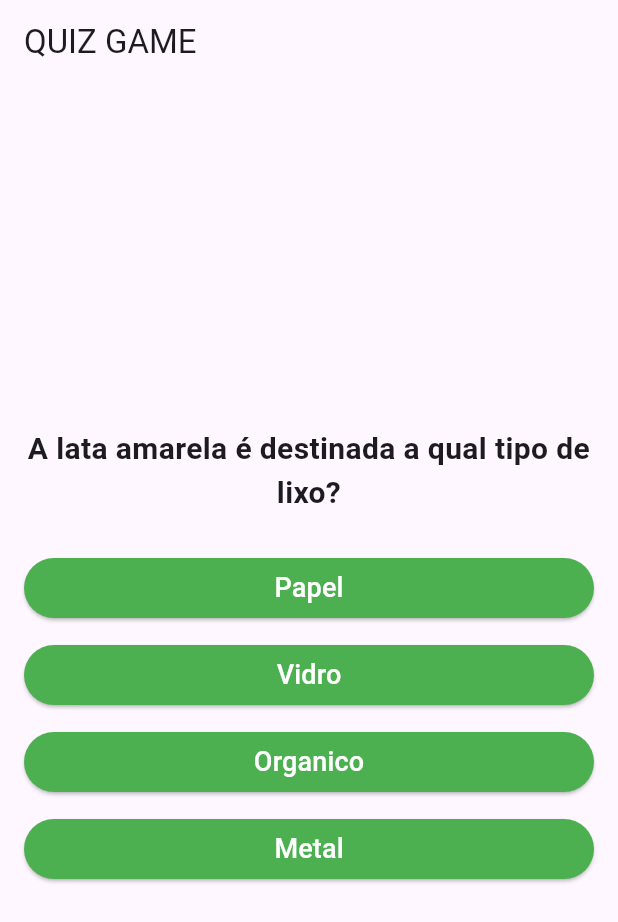
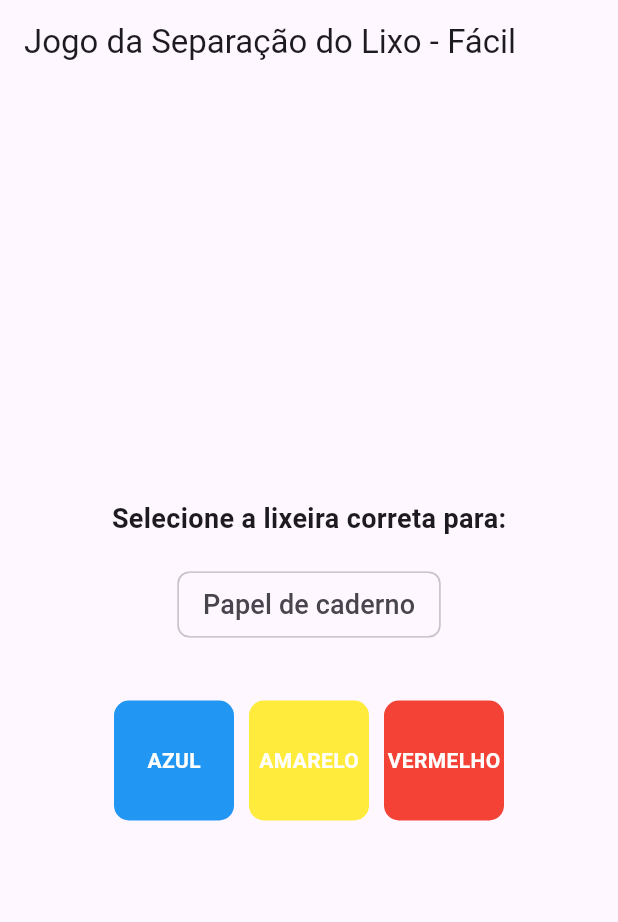
Before and after one commit to CaioSibrao18/Projeto_EcoBot, a Flutter app: the screen it shows after launch, on a phone screen of 412 x 824 dp. Shown: the top 922 px of the screen. Run offline on Flutter 3.47's test engine with Material 3 defaults, Android fonts, the phone set to English and light mode, and no system bars.

Commit message:
Criação da tela da separação de reciclagem (versão fácil)
Criação da tela da separação de reciclagem (versão fácil) com 3 lixeiras

```diff
--- a/Flutter/lib/main.dart
+++ b/Flutter/lib/main.dart
@@ -11,6 +11,7 @@
 import 'package:ecoquest/pages/games/hardtrash.dart';
 import 'package:ecoquest/pages/games/quizeasy.dart';
 import 'package:ecoquest/pages/games/quizhard.dart';
+import 'package:ecoquest/pages/games/easytrash.dart';
 
 void main() {
   runApp(MyApp());
@@ -25,7 +26,7 @@
       debugShowCheckedModeBanner: false,
       initialRoute: '/app_telalogin',
       routes: {
-        '/': (context) => QuizScreenHard(), // Página inicial
+        '/': (context) => EasyTrashSortingGame(), // Página inicial
       },
     );
   }
--- /dev/null
+++ b/Flutter/lib/pages/games/easytrash.dart
@@ -0,0 +1,139 @@
+import 'package:flutter/material.dart';
+
+class EasyTrashSortingGame extends StatefulWidget {
+  @override
+  _EasyTrashSortingGameState createState() => _EasyTrashSortingGameState();
+}
+
+class _EasyTrashSortingGameState extends State<EasyTrashSortingGame> {
+  final List<Map<String, dynamic>> trashItems = [
+    {'name': 'Papel de caderno', 'correctBin': 'azul'},
+    {'name': 'Lata de refrigerante', 'correctBin': 'amarelo'},
+    {'name': 'Embalagem de salgadinho', 'correctBin': 'vermelho'},
+    {'name': 'Revista', 'correctBin': 'azul'},
+    {'name': 'Garrafa de suco', 'correctBin': 'amarelo'},
+  ];
+
+  final Map<String, Color> binColors = {
+    'azul': Colors.blue,
+    'amarelo': Colors.yellow,
+    'vermelho': Colors.red,
+  };
+
+  int currentItemIndex = 0;
+  int correctAnswers = 0;
+
+  void checkAnswer(String selectedBin) {
+    String correctBin = trashItems[currentItemIndex]['correctBin'];
+
+    if (selectedBin == correctBin) {
+      setState(() {
+        correctAnswers++;
+        if (currentItemIndex < trashItems.length - 1) {
+          currentItemIndex++;
+        } else {
+          showResult();
+        }
+      });
+    } else {
+      showError(correctBin);
+    }
+  }
+
+  void showError(String correctBin) {
+    showDialog(
+      context: context,
+      builder: (context) => AlertDialog(
+        title: Text('Resposta Errada'),
+        content: Text('A lixeira correta era a ${correctBin.toUpperCase()}!'),
+        actions: [
+          TextButton(
+            onPressed: () {
+              setState(() {
+                if (currentItemIndex < trashItems.length - 1) {
+                  currentItemIndex++;
+                } else {
+                  showResult();
+                }
+              });
+              Navigator.pop(context);
+            },
+            child: Text('Continuar'),
+          ),
+        ],
+      ),
+    );
+  }
+
+  void showResult() {
+    double percentage = (correctAnswers / trashItems.length) * 100;
+    showDialog(
+      context: context,
+      builder: (context) => AlertDialog(
+        title: Text('Fim do Jogo'),
+        content: Text('Você acertou ${percentage.toStringAsFixed(1)}% dos objetos!'),
+        actions: [
+          TextButton(
+            onPressed: () {
+              setState(() {
+                currentItemIndex = 0;
+                correctAnswers = 0;
+              });
+              Navigator.pop(context);
+            },
+            child: Text('Jogar Novamente'),
+          ),
+        ],
+      ),
+    );
+  }
+
+  @override
+  Widget build(BuildContext context) {
+    String currentObject = trashItems[currentItemIndex]['name'];
+
+    return Scaffold(
+      appBar: AppBar(title: Text('Jogo da Separação do Lixo - Fácil')),
+      body: Center(
+        child: Column(
+          mainAxisAlignment: MainAxisAlignment.center,
+          children: [
+            Text(
+              'Selecione a lixeira correta para:',
+              style: TextStyle(fontSize: 18, fontWeight: FontWeight.bold),
+            ),
+            SizedBox(height: 20),
+            Draggable<String>(
+              data: currentObject,
+              child: Chip(label: Text(currentObject, style: TextStyle(fontSize: 18))),
+              feedback: Material(
+                child: Chip(label: Text(currentObject, style: TextStyle(fontSize: 18))),
+              ),
+            ),
+            SizedBox(height: 40),
+            Wrap(
+              spacing: 10,
+              children: binColors.keys.map((bin) {
+                return DragTarget<String>(
+                  builder: (context, candidateData, rejectedData) {
+                    return Container(
+                      width: 80,
+                      height: 80,
+                      decoration: BoxDecoration(
+                        color: binColors[bin],
+                        borderRadius: BorderRadius.circular(10),
+                      ),
+                      alignment: Alignment.center,
+                      child: Text(bin.toUpperCase(), style: TextStyle(color: Colors.white, fontWeight: FontWeight.bold)),
+                    );
+                  },
+                  onAccept: (data) => checkAnswer(bin),
+                );
+              }).toList(),
+            ),
+          ],
+        ),
+      ),
+    );
+  }
+}
```
Also changed, not shown: 3 other files.
